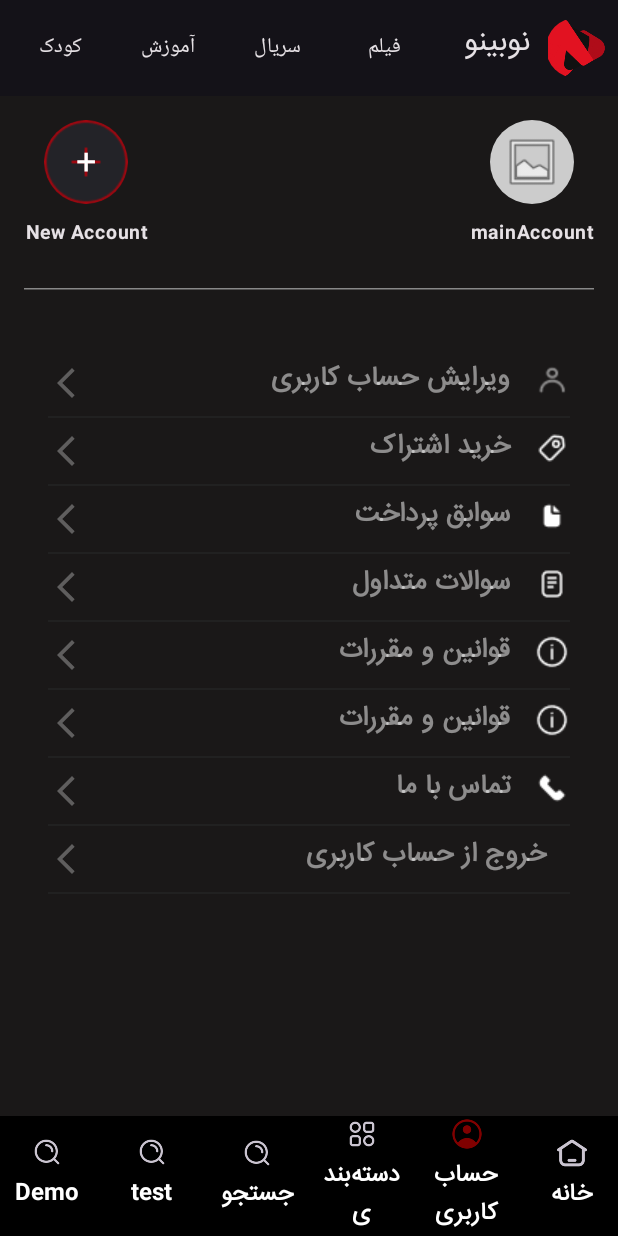
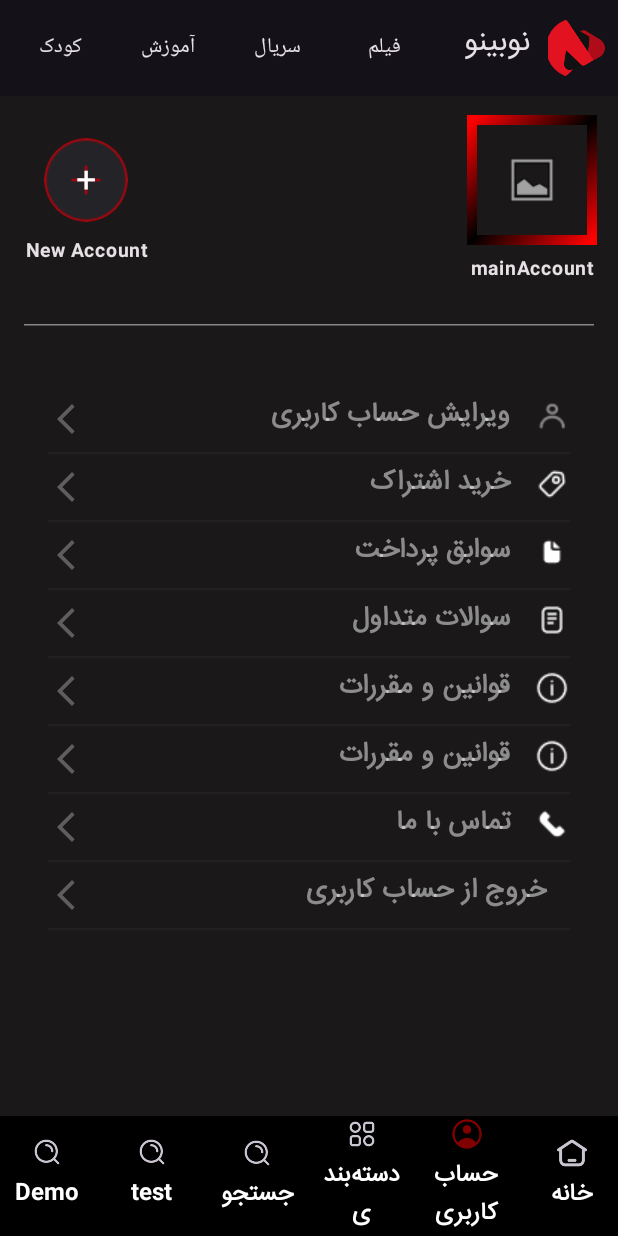
Before and after one commit to Motallebi/NobinoV1, an Android app built with Jetpack Compose: the screen it shows after launch (MainActivity), item 2 of the bottom bar chosen, on a phone screen of 412 x 824 dp. Run offline under Robolectric (Android 15) with nearby library versions, the phone set to English and light mode, and no system bars; our stand-ins replace Dagger/Hilt's generated code, paging; libraries missing offline, so code that uses them is left out: coil3.svg; pictures from the network do not load.

Commit message:
fix Otp Phone Number
fix favorite pagination3 add logo to user profile

```diff
--- a/app/src/main/java/com/smcdeveloper/nobinoapp/data/remote/HomeApiInterface.kt
+++ b/app/src/main/java/com/smcdeveloper/nobinoapp/data/remote/HomeApiInterface.kt
@@ -45,8 +45,8 @@ interface HomeApiInterface {
         @Query("offset") offset: Int = 18,
         @Query("countries") countries: String = "",
         @Query("name") name: String = "",
-        @Header("Authorization") token: String? = null, // Optional header
-        @Header("Profile-Id") profileId: String? = null // Optional header
+       // @Header("Authorization") token: String? = null, // Optional header
+       // @Header("Profile-Id") profileId: String? = null // Optional header
 
 
 
--- a/app/src/main/java/com/smcdeveloper/nobinoapp/data/repository/FavoriteRepository.kt
+++ b/app/src/main/java/com/smcdeveloper/nobinoapp/data/repository/FavoriteRepository.kt
@@ -13,12 +13,12 @@ import javax.inject.Inject
 class FavoriteRepository @Inject constructor(private val api: ProfileApiInterface): BaseApiResponse2() {
 
 
-    suspend fun getUserFavorites(auth: String,size:Int,pageNum:Int): NetworkResult<Favorite> {
+    suspend fun getUserFavorites(size:Int,pageNum:Int): NetworkResult<Favorite> {
 
         val result = safeApiCall {
 
 
-            api.getUserFavorits(auth,size=size, page = pageNum)
+            api.getUserFavorits(size=size, page = pageNum)
 
 
         }
--- a/app/src/main/java/com/smcdeveloper/nobinoapp/data/source/PaymentDataSource.kt
+++ b/app/src/main/java/com/smcdeveloper/nobinoapp/data/source/PaymentDataSource.kt
@@ -114,7 +114,7 @@ class PaymentDataSource @Inject constructor(
 
 
             val response = api.getUserPaymentHistory(
-                auth ="Bearer $USER_TOKEN" ,
+                //auth ="Bearer $USER_TOKEN" ,
                 page = pageNum.toString(),
                 size = "10"
 
--- a/app/src/main/java/com/smcdeveloper/nobinoapp/di/NetworkModule.kt
+++ b/app/src/main/java/com/smcdeveloper/nobinoapp/di/NetworkModule.kt
@@ -1,5 +1,6 @@
 package com.smcdeveloper.nobinoapp.di
 
+import android.util.Log
 import com.smcdeveloper.nobinoapp.util.Constants.BASE_URL
 import com.smcdeveloper.nobinoapp.util.Constants.PURCHASE_URL
 import com.smcdeveloper.nobinoapp.util.Constants.TIMEOUT_IN_SECOND
@@ -74,11 +75,23 @@ object NetworkModule {
 
             if (chain.request().url.toString().startsWith(BASE_URL)) {
 
-                if(USER_TOKEN.isNotEmpty()&& USER_PROFILE_ID.isNotEmpty()) {
+                if(USER_TOKEN.isNotEmpty() ) {
                     request
-                        .addHeader("Authorization", USER_TOKEN)
+                        .addHeader("Authorization","Bearer $USER_TOKEN")
+                    Log.d("Network", "user token is: $USER_TOKEN userf profile is $USER_PROFILE_ID")
+
+                }
+                else if(USER_TOKEN.isNotEmpty()&& USER_PROFILE_ID.isNotBlank())
+                {
+                    request
+                        .addHeader("Authorization", "Bearer $USER_TOKEN")
                         .addHeader("Profile-Id", USER_PROFILE_ID)
+                       // .addHeader("Profile-Id2", USER_PROFILE_ID)
+
+
                 }
+
+
 
             }
             chain.proceed(request.build())
@@ -95,7 +108,7 @@ object NetworkModule {
 
     @Provides
     @Singleton
-    fun provideRetrofit(okHttpClient: OkHttpClient): Retrofit =
+    fun provideRetrofit(@Named("AUTH")okHttpClient: OkHttpClient): Retrofit =
         Retrofit.Builder()
             .baseUrl(BASE_URL)
             .addConverterFactory(GsonConverterFactory.create())
@@ -106,7 +119,7 @@ object NetworkModule {
     @Singleton
     @Named("AUTH_RETROFIT")
 
-    fun provideAuthRetrofit(@Named("AUTH")okHttpClient: OkHttpClient): Retrofit =
+    fun provideAuthRetrofit(okHttpClient: OkHttpClient): Retrofit =
         Retrofit.Builder()
             .baseUrl(BASE_URL)
             .addConverterFactory(GsonConverterFactory.create())
--- a/app/src/main/java/com/smcdeveloper/nobinoapp/ui/screens/profile/Profile.kt
+++ b/app/src/main/java/com/smcdeveloper/nobinoapp/ui/screens/profile/Profile.kt
@@ -4,6 +4,8 @@ package com.smcdeveloper.nobinoapp.ui.screens.profile
 import android.annotation.SuppressLint
 import android.util.Base64
 import android.util.Log
+import androidx.compose.foundation.Canvas
+
 import androidx.compose.foundation.Image
 import androidx.compose.foundation.background
 import androidx.compose.foundation.border
@@ -40,7 +42,12 @@ import androidx.compose.runtime.mutableStateOf
 import androidx.compose.ui.Alignment
 import androidx.compose.ui.Modifier
 import androidx.compose.ui.draw.clip
+import androidx.compose.ui.geometry.Offset
+import androidx.compose.ui.graphics.Brush
 import androidx.compose.ui.graphics.Color
+import androidx.compose.ui.graphics.RectangleShape
+import androidx.compose.ui.graphics.StrokeCap
+import androidx.compose.ui.graphics.drawscope.Stroke
 import androidx.compose.ui.graphics.painter.Painter
 import androidx.compose.ui.graphics.vector.ImageVector
 import androidx.compose.ui.layout.ContentScale
@@ -443,13 +450,51 @@ fun ProfileSection(navController: NavHostController,viewModel: ProfileViewModel)
 
 @Composable
 fun ProfileAvatar(name: String,image:String,onProfileClick:()->Unit) {
+
+
+
+
+
+
+
+
+
+
     Column(horizontalAlignment = Alignment.CenterHorizontally) {
         Box(
             modifier = Modifier
-                .size(56.dp)
-                .background(Color.LightGray, shape = CircleShape),
+                .size(80.dp),
+              //  .background(Color.LightGray, shape = CircleShape),
             contentAlignment = Alignment.Center
         ) {
+
+
+            Canvas (modifier =Modifier.size(150.dp)) {
+
+
+                val colors = listOf(Color.Red, Color.Red, Color.Red, Color.Blue, Color.Red)
+                val colors1 = listOf(Color.Red, Color.Black,Color.Red)
+
+
+                val brush = Brush.linearGradient(colors1)
+                drawRect(
+                    brush = brush,
+                    topLeft = Offset(0f, 0f),
+                    //  size= Size(400f, 400f),
+                    style = Stroke(width = 10f, cap = StrokeCap.Round)
+                )
+            }
+
+
+
+
+
+
+
+
+
+
+
             // Placeholder for Avatar Image
             if(image.isBlank())
 
@@ -545,10 +590,11 @@ fun SvgImage(base64Svg: String
     AsyncImage(
         model = imageRequest,
         contentDescription = "SVG Image",
-        modifier = Modifier.clip(CircleShape
+        modifier = Modifier.clip(
+            RectangleShape
         )
-            .border(width = 5.dp, shape = CircleShape, color = if(isSelected) Color.Red else Color.Gray)
-            .size(96.dp)
+            //.border(width = 5.dp, shape = RectangleShape, color = if(isSelected) Color.Red else Color.Gray)
+            .size(64.dp)
             .clickable(onClick = onClick)
 
         ,
--- a/app/src/main/java/com/smcdeveloper/nobinoapp/ui/screens/signup/SignUp.kt
+++ b/app/src/main/java/com/smcdeveloper/nobinoapp/ui/screens/signup/SignUp.kt
@@ -323,6 +323,7 @@ fun PhoneInputField(
         OutlinedTextField(
 
             value = DigitHelper.digitByLocate(profileViewModel.inputPhoneState),
+
             keyboardOptions = KeyboardOptions.Default.copy(keyboardType = KeyboardType.Number),
 
 
@@ -331,8 +332,10 @@ fun PhoneInputField(
                 if (newValue.all { it.isDigit() } && newValue.length <= 11
 
 
+
                 ) { // ✅ Only digits, max 11
 
+                    Log.d("phone","phone is: "+newValue)
 
                     profileViewModel.inputPhoneState = newValue
                     dataStoreViewModel.saveUserPhone(newValue)
--- a/app/src/main/java/com/smcdeveloper/nobinoapp/viewmodel/ProfileViewModel.kt
+++ b/app/src/main/java/com/smcdeveloper/nobinoapp/viewmodel/ProfileViewModel.kt
@@ -35,6 +35,7 @@ import com.smcdeveloper.nobinoapp.ui.screens.profile.ProfileScreenState
 import com.smcdeveloper.nobinoapp.ui.screens.profile.ValidationStatus
 import com.smcdeveloper.nobinoapp.util.AES
 import com.smcdeveloper.nobinoapp.util.Constants.USER_TOKEN
+import com.smcdeveloper.nobinoapp.util.DigitHelper
 import dagger.hilt.android.lifecycle.HiltViewModel
 import kotlinx.coroutines.Dispatchers
 import kotlinx.coroutines.async
@@ -63,7 +64,7 @@ class ProfileViewModel @Inject constructor(
 
     //Shared View Model
     // var screenState by mutableStateOf(ProfileScreenState.LOGIN_STATE)
-    var inputPhoneState by mutableStateOf("")
+    var inputPhoneState by mutableStateOf(DigitHelper.digitByLocate(""))
     var inputRefSates by mutableStateOf("")
     var inputOtpState by mutableStateOf("")
     var loadingState by mutableStateOf(false)
```
Also changed, not shown: app/src/main/java/com/smcdeveloper/nobinoapp/data/remote/ProductDetailsApiInterface.kt (+4 -4 lines), app/src/main/java/com/smcdeveloper/nobinoapp/data/remote/ProfileApiInterface.kt (+7 -7 lines), app/src/main/java/com/smcdeveloper/nobinoapp/data/repository/HomeRepository.kt (+8 -8 lines), app/src/main/java/com/smcdeveloper/nobinoapp/data/repository/ProductDetailsRepository.kt (+4 -4 lines), app/src/main/java/com/smcdeveloper/nobinoapp/data/repository/ProfileRepository.kt (+11 -9 lines), app/src/main/java/com/smcdeveloper/nobinoapp/data/source/FavoriteDataSource.kt (+25 -7 lines), app/src/main/java/com/smcdeveloper/nobinoapp/ui/screens/favorit/Favorit.kt (+19 -1 lines).
